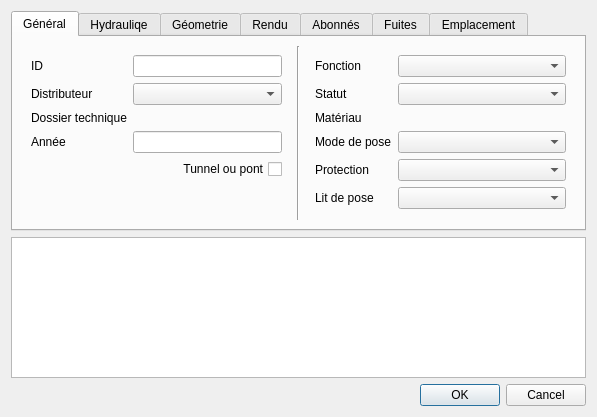
First picture: the form in qgis-project/ui_forms/pipe.ui, repository qwat/QWAT, before the edit.
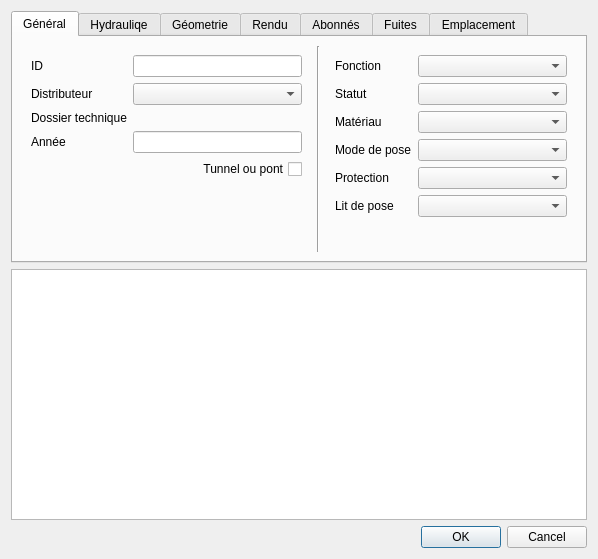
Second picture: the form after the edit. Custom widgets are drawn as their Qt base class.

Commit message: switching to value relation for pipe material (rel. ref. broken)

What changed in the file:
```diff
--- a/qgis-project/ui_forms/pipe.ui
+++ b/qgis-project/ui_forms/pipe.ui
@@ -6,8 +6,8 @@
    <rect>
     <x>0</x>
     <y>0</y>
-    <width>597</width>
-    <height>417</height>
+    <width>598</width>
+    <height>559</height>
    </rect>
   </property>
   <property name="windowTitle">
@@ -208,17 +208,7 @@
            <widget class="QComboBox" name="fk_bedding"/>
           </item>
           <item row="2" column="1">
-           <widget class="QgsRelationReferenceWidget" name="fk_material">
-            <property name="sizePolicy">
-             <sizepolicy hsizetype="Expanding" vsizetype="Preferred">
-              <horstretch>0</horstretch>
-              <verstretch>0</verstretch>
-             </sizepolicy>
-            </property>
-            <property name="openFormButtonVisible">
-             <bool>false</bool>
-            </property>
-           </widget>
+           <widget class="QComboBox" name="fk_material"/>
           </item>
          </layout>
         </widget>
```
The commit also changes 1 other file.
